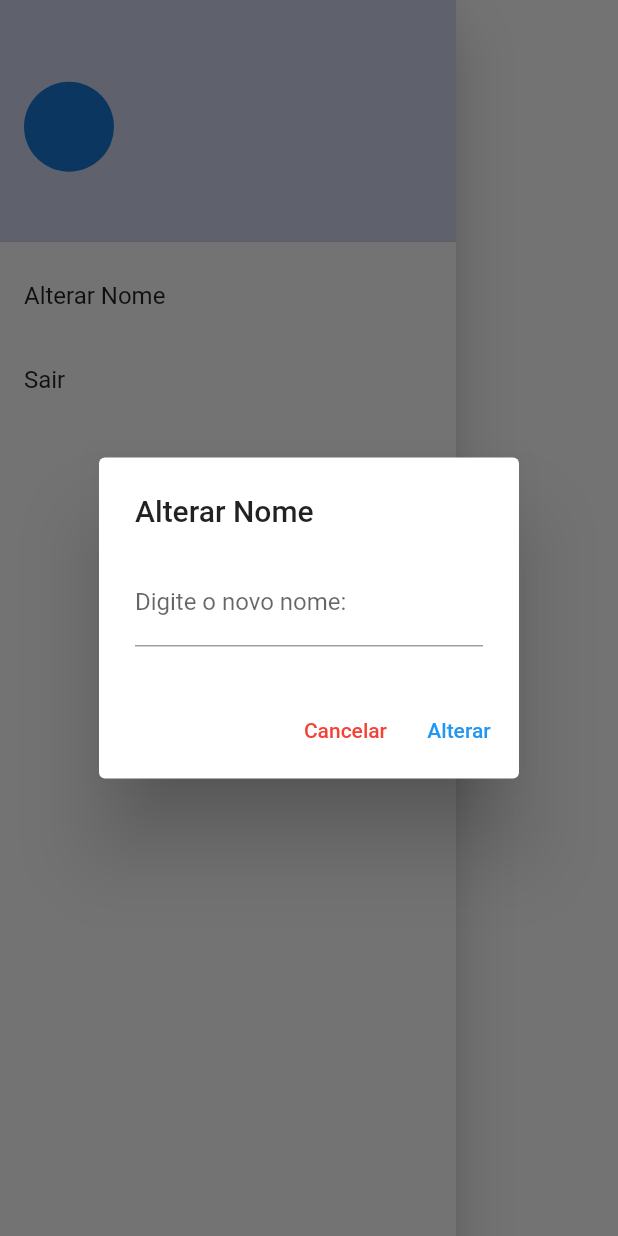
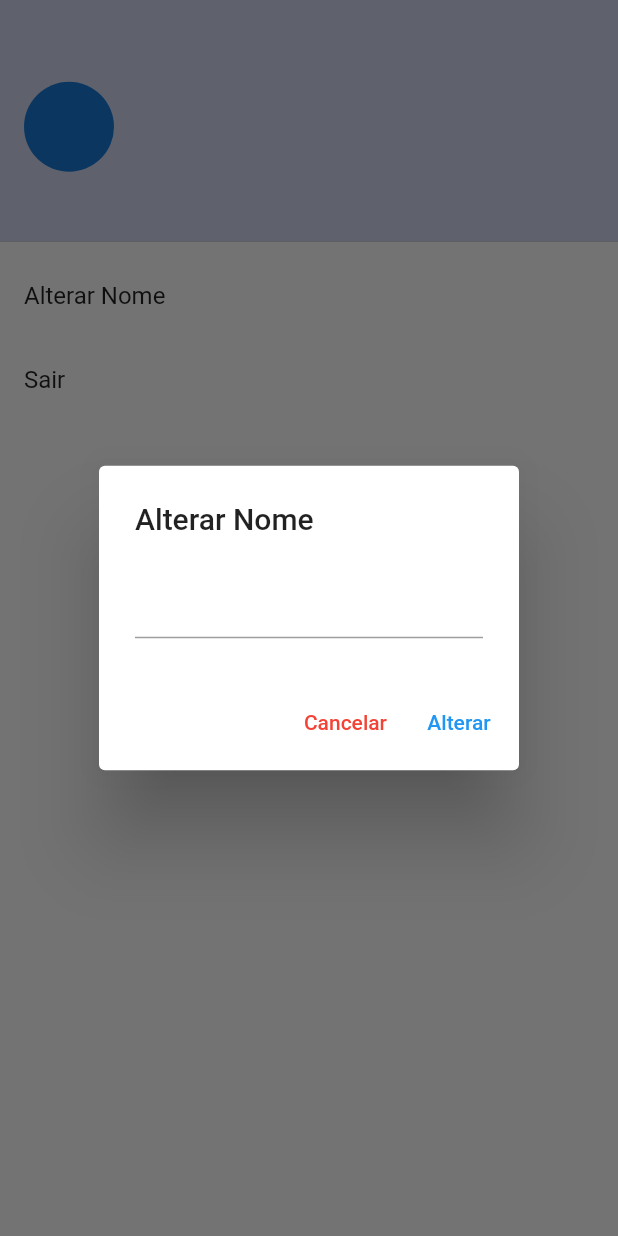
Before and after one commit to andreluizsimoes/todo_app, a Flutter app: the HomeDrawer screen opened directly, after a tap on "Alterar Nome", on a phone screen of 412 x 824 dp. Run offline on Flutter 3.47's test engine with Material 2 defaults, Android fonts, the phone set to English and light mode, and no system bars; our stand-ins replace date_picker_timeline, firebase_auth, firebase_core, flutter_signin_button, google_fonts, google_sign_in and 3 more; missing offline and left inert: flutter_overlay_loader, validatorless; accounts and stored records are empty; network calls fail; Roboto replaces fonts that are missing (Mandali).

```diff
--- a/lib/app/app_widget.dart
+++ b/lib/app/app_widget.dart
@@ -6,6 +6,7 @@ import 'package:todo_list_app/app/core/ui/todo_list_ui_config.dart';
 import 'package:todo_list_app/app/modules/auth/auth_module.dart';
 import 'package:todo_list_app/app/modules/home/home_module.dart';
 import 'package:todo_list_app/app/modules/splash/splash_page.dart';
+import 'package:todo_list_app/app/modules/tasks/tasks_module.dart';
 
 class AppWidget extends StatefulWidget {
   const AppWidget({Key? key}) : super(key: key);
@@ -39,6 +40,7 @@ class _AppWidgetState extends State<AppWidget> {
       routes: {
         ...AuthModule().routers,
         ...HomeModule().routers,
+        ...TasksModule().routers
       },
       home: SplashPage(),
     );
--- a/lib/app/modules/home/widgets/home_drawer.dart
+++ b/lib/app/modules/home/widgets/home_drawer.dart
@@ -1,3 +1,5 @@
+// ignore_for_file: use_build_context_synchronously
+
 import 'package:flutter/material.dart';
 import 'package:flutter_overlay_loader/flutter_overlay_loader.dart';
 import 'package:provider/provider.dart';
@@ -55,18 +57,19 @@ class HomeDrawer extends StatelessWidget {
             ),
           ),
           ListTile(
+            title: Text('Alterar Nome'),
             onTap: () {
               showDialog(
                 context: context,
                 useRootNavigator: false,
-                builder: (_) {
-                  return AlertDialog(
+                builder: (BuildContext dialogContext) {
+                  return Scaffold(
+                    backgroundColor: Colors.transparent,
+                    body: AlertDialog(
                       title: Text('Alterar Nome'),
                       content: TextField(
                         onChanged: (value) => nameVN.value = value,
-                        decoration: InputDecoration(
-                          labelText: 'Digite o novo nome:',
-                        )),
+                      ),
                       actions: [
                         TextButton(
                             onPressed: () => Navigator.of(context).pop(),
@@ -82,16 +85,19 @@ class HomeDrawer extends StatelessWidget {
                                     .read<UserService>()
                                     .updateDisplayName(nameValue);
                                 nameVN.value = '';
-                              Navigator.of(context).pop();
+                                Navigator.of(dialogContext).pop();
+                              } else {
+                                Messages.of(dialogContext).showError(
+                                    'Digite um nome válido!');
                               }
                             },
                             child: Text('Alterar')),
                       ],
+                    ),
                   );
                 },
               );
             },
-            title: Text('Alterar Nome'),
           ),
           ListTile(
             onTap: () => context.read<AuthProvider>().logout(),
--- /dev/null
+++ b/lib/app/modules/tasks/task_create_controller.dart
@@ -0,0 +1,6 @@
+
+import 'package:todo_list_app/app/core/notifier/default_change_notifier.dart';
+
+class TaskCreateController extends DefaultChangeNotifier{
+
+}
--- /dev/null
+++ b/lib/app/modules/tasks/tasks_module.dart
@@ -0,0 +1,20 @@
+import 'package:provider/provider.dart';
+import 'package:todo_list_app/app/core/modules/todo_list_module.dart';
+import 'package:todo_list_app/app/modules/tasks/task_create_controller.dart';
+import 'package:todo_list_app/app/modules/tasks/task_create_page.dart';
+
+class TasksModule extends TodoListModule {
+  TasksModule()
+      : super(
+          bindings: [
+            ChangeNotifierProvider(
+              create: (context) => TaskCreateController(),
+            )
+          ],
+          routers: {
+            '/task/create': (context) => TaskCreatePage(
+                  controller: context.read(),
+                ),
+          },
+        );
+}
```
Also changed, not shown: lib/app/core/modules/todo_list_module.dart (+11 -0 lines), lib/app/modules/home/home_page.dart (+21 -1 lines), lib/app/modules/tasks/task_create_page.dart (added, +69 -0 lines), lib/app/modules/tasks/widget/calendar_button.dart (added, +34 -0 lines). Lines whose indentation alone changed are shown as unchanged.
